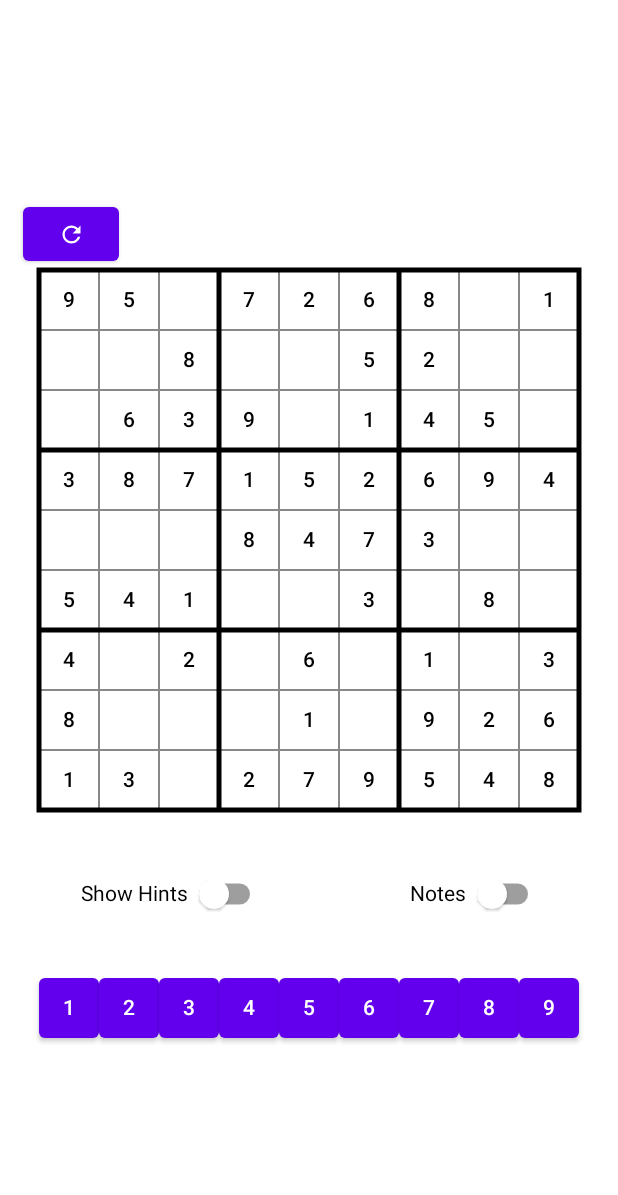
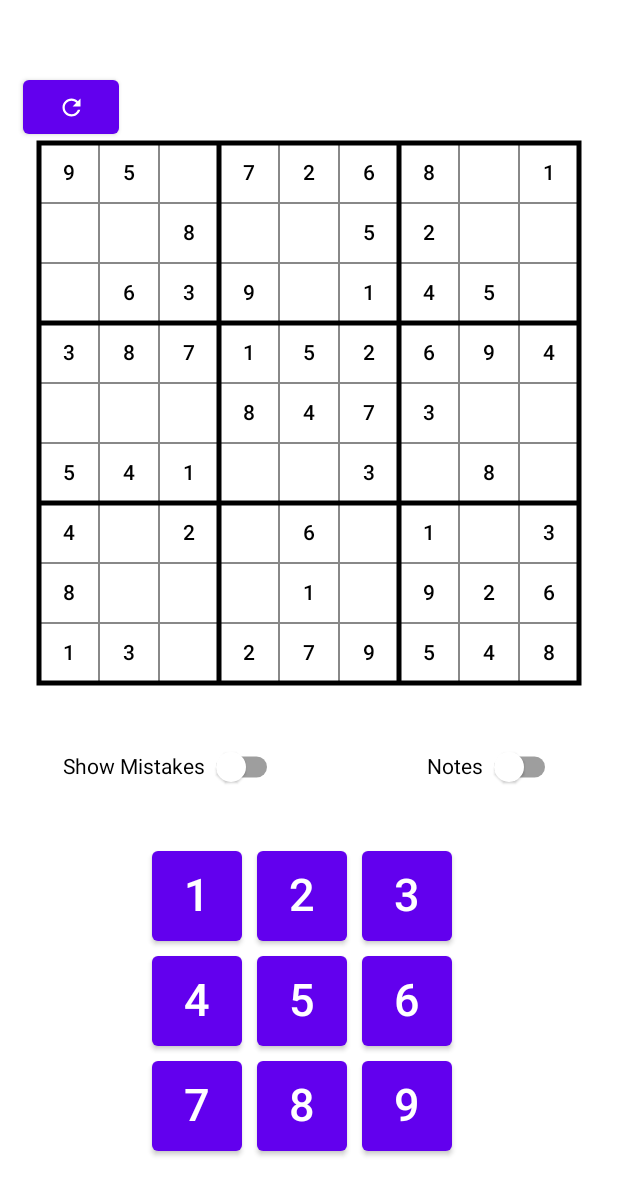
Before and after one commit to RJBanc/Sudoku, an Android app built with Jetpack Compose: the screen it shows after launch (MainActivity), on a phone screen of 412 x 824 dp. Shown: the top 1195 px of the screen. Run offline under Robolectric (Android 15) with nearby library versions, the phone set to English and light mode, and no system bars; our stand-ins replace livedata-compose; missing, so only their content is drawn: SudokuTheme.

Commit message:
seperated view components

```diff
--- a/app/src/main/java/com/example/sudoku/MainActivity.kt
+++ b/app/src/main/java/com/example/sudoku/MainActivity.kt
@@ -48,6 +48,29 @@ class MainActivity : ComponentActivity() {
 
 @Composable
 fun KeepScreenOn() = AndroidView({ View(it).apply { keepScreenOn = true } })
+
+@Composable
+fun GameInfo(
+    modifier: Modifier = Modifier,
+    sudokuGame: SudokuLogic
+) {
+    Row (
+        modifier = Modifier
+            .fillMaxWidth()
+            .padding(start = 15.dp),
+        horizontalArrangement = Arrangement.Start
+    ) {
+        Button(
+            onClick = { sudokuGame.newGame() }
+        ) {
+            Icon(
+                Icons.Filled.Refresh,
+                contentDescription = "New Game",
+                modifier = Modifier.size(ButtonDefaults.IconSize)
+            )
+        }
+    }
+}
 
 @Composable
 fun Grid(modifier: Modifier = Modifier
@@ -171,38 +194,12 @@ fun SudokuButton(
         }
     }
 }
-
 @Composable
-fun Game(
+fun SudokuBox(
     modifier: Modifier = Modifier,
-    sudokuGame: SudokuLogic
+    sudokuGame: SudokuLogic,
+    showHints: Boolean
 ) {
-    var showHints by remember { mutableStateOf(false) }
-    var takeNotes by remember { mutableStateOf(false) }
-
-    KeepScreenOn()
-
-    Column(
-        modifier = modifier
-            .fillMaxSize()
-            .wrapContentSize(Alignment.Center),
-        horizontalAlignment = Alignment.CenterHorizontally
-    ){
-        Row (
-            modifier = Modifier.fillMaxWidth()
-                .padding(start = 15.dp),
-            horizontalArrangement = Arrangement.Start
-        ) {
-            Button(
-                onClick = { sudokuGame.newGame() }
-            ) {
-                Icon(
-                    Icons.Filled.Refresh,
-                    contentDescription = "New Game",
-                    modifier = Modifier.size(ButtonDefaults.IconSize)
-                )
-            }
-        }
     Box()
     {
         Row(
@@ -227,48 +224,101 @@ fun Game(
         }
         Grid()
     }
-        Spacer(modifier = modifier.height(32.dp))
+}
+
+@Composable
+fun AssistBar(
+    modifier: Modifier = Modifier,
+    takeNotes: Boolean,
+    showHints: Boolean,
+    noteCallback: (Boolean) -> Unit,
+    hintCallback: (Boolean) -> Unit
+) {
     Row (
         modifier = Modifier,
         verticalAlignment = Alignment.CenterVertically
     ) {
 
-            Text("Show Hints")
+        Text("Show Mistakes")
         Switch(
             modifier = Modifier,
             checked = showHints,
-                onCheckedChange = {
-                    showHints = it
-                }
+            onCheckedChange = hintCallback
         )
         Spacer(modifier = modifier.width(100.dp))
         Text("Notes")
         Switch(
             modifier = Modifier,
             checked = takeNotes,
-                onCheckedChange = {
-                    takeNotes = it
-                }
+            onCheckedChange = noteCallback
         )
     }
-        Spacer(modifier = modifier.height(32.dp))
+}
+
+@Composable
+fun NumPad(
+    modifier: Modifier = Modifier,
+    takeNotes: Boolean,
+    sudokuGame: SudokuLogic
+) {
+    for (i in 0..2) {
         Row(
-            modifier = Modifier,
+            modifier = modifier,
             verticalAlignment = Alignment.CenterVertically
         ) {
-            for (i in 1..9) {
+            for (j in 0..2) {
+                Column(
+                    modifier = modifier,
+                    horizontalAlignment = Alignment.CenterHorizontally
+                ) {
                     Button(
                         modifier= modifier
-                        .height(40.dp)
-                        .width(40.dp),
+                            .height(60.dp)
+                            .width(60.dp),
                         onClick = {
-                        sudokuGame.setFieldNumber(i.toString(), takeNotes)
+                            sudokuGame.setFieldNumber((i * 3 + j + 1).toString(), takeNotes)
                         }
                     ) {
-                    Text(i.toString())
+                        Text(
+                            text = (i * 3 + j + 1).toString(),
+                            fontSize = 30.sp
+                        )
                     }
                 }
+                Spacer(modifier = modifier.width(10.dp))
             }
+        }
+        Spacer(modifier = modifier.height(10.dp))
+    }
+}
+
+@Composable
+fun Game(
+    modifier: Modifier = Modifier,
+    sudokuGame: SudokuLogic
+) {
+    var showHints by remember { mutableStateOf(false) }
+    var takeNotes by remember { mutableStateOf(false) }
+
+    KeepScreenOn()
+
+    Column(
+        modifier = modifier
+            .fillMaxSize()
+            .wrapContentSize(Alignment.Center),
+        horizontalAlignment = Alignment.CenterHorizontally
+    ){
+        GameInfo(modifier = modifier, sudokuGame = sudokuGame)
+        SudokuBox(modifier = modifier, sudokuGame = sudokuGame, showHints = showHints)
+        Spacer(modifier = modifier.height(32.dp))
+        AssistBar(modifier = modifier,
+            takeNotes = takeNotes,
+            showHints = showHints,
+            noteCallback = { takeNotes = it },
+            hintCallback = { showHints = it }
+        )
+        Spacer(modifier = modifier.height(32.dp))
+        NumPad(modifier = modifier, takeNotes = takeNotes, sudokuGame = sudokuGame)
     }
 
 
```
Lines whose indentation alone changed are shown as unchanged.
